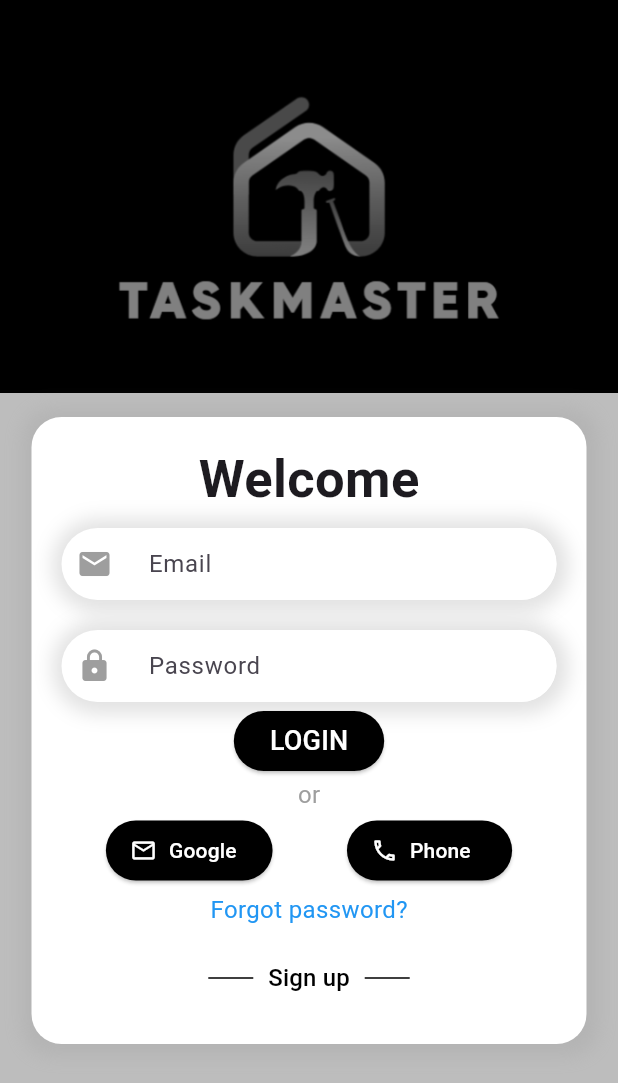
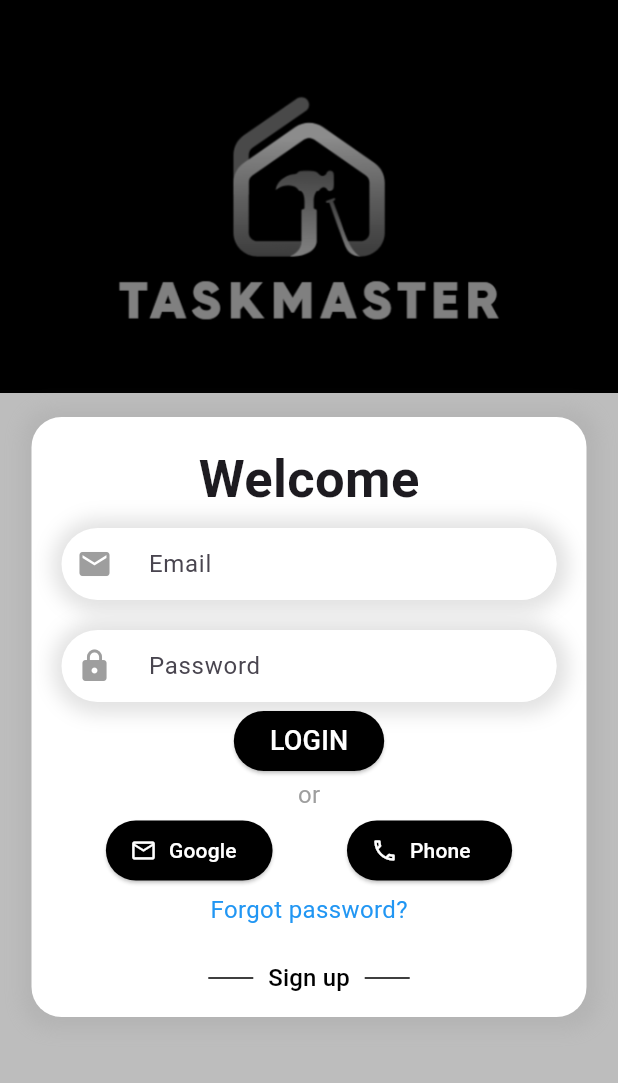
Before and after one commit to 256-katendechris-256/taskmaster1, a Flutter app: the screen it shows after launch, on a phone screen of 412 x 824 dp. Shown: the top 1083 px of the screen. Run offline on Flutter 3.47's test engine with Material 3 defaults, Android fonts, the phone set to English and light mode, and no system bars.

Commit message:
first commit

```diff
--- a/lib/Auth/login.dart
+++ b/lib/Auth/login.dart
@@ -291,7 +291,7 @@ class _LoginState extends State<Login> {
                       ),
 
                       SizedBox(
-                        height: 20,
+                        height: 2,
                       ),
                     ],
                   ),
```
